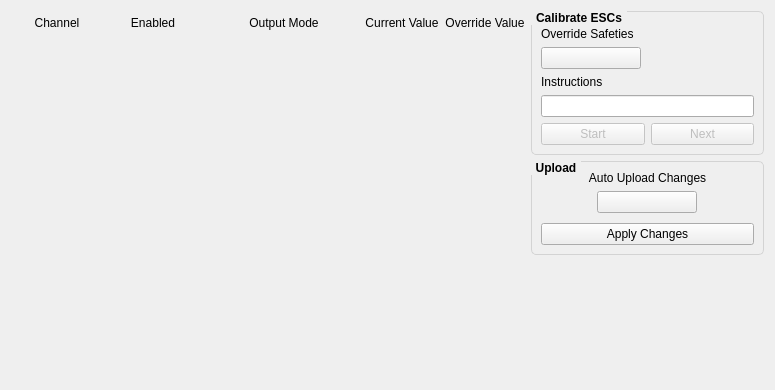
Before: the Qt Designer form ui_rc_output.ui in korken89/kfly_gui, drawn with Qt 5.
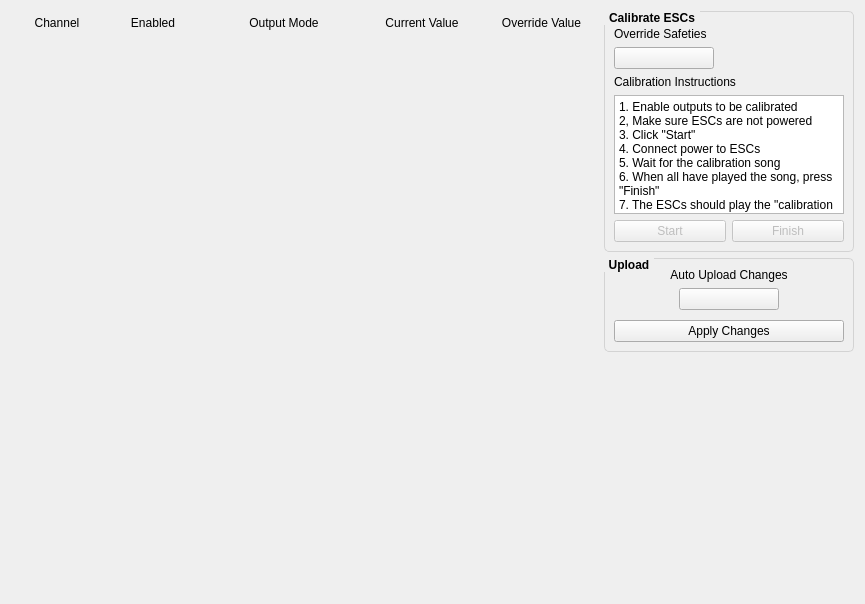
After: the same form once the commit is applied. Custom widgets are drawn as their Qt base class.

Commit message: RC output calibration buttons working correctly

Patch:
```diff
--- a/ui_rc_output.ui
+++ b/ui_rc_output.ui
@@ -6,8 +6,8 @@
    <rect>
     <x>0</x>
     <y>0</y>
-    <width>775</width>
-    <height>390</height>
+    <width>865</width>
+    <height>604</height>
    </rect>
   </property>
   <property name="windowTitle">
@@ -226,15 +226,46 @@
           <item>
            <widget class="QLabel" name="label_2">
             <property name="text">
-             <string>Instructions</string>
+             <string>Calibration Instructions</string>
             </property>
            </widget>
           </item>
           <item>
-           <widget class="QLineEdit" name="editInstructions">
+           <widget class="QPlainTextEdit" name="plainTextEdit">
+            <property name="minimumSize">
+             <size>
+              <width>0</width>
+              <height>0</height>
+             </size>
+            </property>
+            <property name="maximumSize">
+             <size>
+              <width>16777215</width>
+              <height>16777215</height>
+             </size>
+            </property>
+            <property name="verticalScrollBarPolicy">
+             <enum>Qt::ScrollBarAlwaysOff</enum>
+            </property>
+            <property name="horizontalScrollBarPolicy">
+             <enum>Qt::ScrollBarAlwaysOff</enum>
+            </property>
+            <property name="sizeAdjustPolicy">
+             <enum>QAbstractScrollArea::AdjustToContents</enum>
+            </property>
             <property name="readOnly">
              <bool>true</bool>
             </property>
+            <property name="plainText">
+             <string>1. Enable outputs to be calibrated
+2, Make sure ESCs are not powered
+3. Click &quot;Start&quot;
+4. Connect power to ESCs
+5. Wait for the calibration song
+6. When all have played the song, press &quot;Finish&quot;
+7. The ESCs should play the &quot;calibration complete&quot; song
+8. Done!</string>
+            </property>
            </widget>
           </item>
           <item>
@@ -255,7 +286,7 @@
                <bool>false</bool>
               </property>
               <property name="text">
-               <string>Next</string>
+               <string>Finish</string>
               </property>
              </widget>
             </item>
```
The commit also changes 3 other files.
